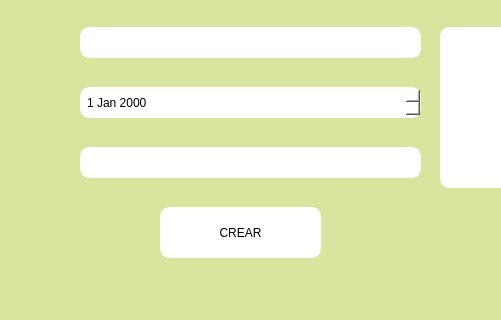
This is FASE 2/Fase2/crearpublicacion.ui in EsdrasBautista/-EDD-Proyecto_202100301 as Qt 5 draws it before an edit; both pictures show x 200 to 701 and y 293 to 613 of the 866 by 613 pixel window. The edited form follows.
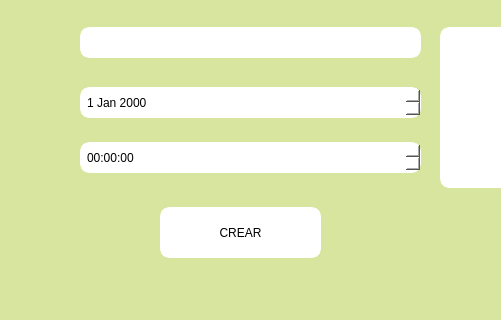
This is the edited form.

Diff of the .ui file:
```diff
--- a/FASE 2/Fase2/crearpublicacion.ui
+++ b/FASE 2/Fase2/crearpublicacion.ui
@@ -63,22 +63,6 @@
      <string>CREAR</string>
     </property>
    </widget>
-   <widget class="QLineEdit" name="txtHora">
-    <property name="geometry">
-     <rect>
-      <x>280</x>
-      <y>440</y>
-      <width>341</width>
-      <height>31</height>
-     </rect>
-    </property>
-    <property name="styleSheet">
-     <string notr="true">font: 600 11pt &quot;Segoe UI Variable Display Semib&quot;;
-border: 5px solid white;
-background-color: rgb(255, 255, 255);
-border-radius: 10px;</string>
-    </property>
-   </widget>
    <widget class="QLabel" name="lblCorreo">
     <property name="geometry">
      <rect>
@@ -235,6 +219,22 @@
      <string/>
     </property>
    </widget>
+   <widget class="QTimeEdit" name="txtHora">
+    <property name="geometry">
+     <rect>
+      <x>280</x>
+      <y>435</y>
+      <width>341</width>
+      <height>31</height>
+     </rect>
+    </property>
+    <property name="styleSheet">
+     <string notr="true">font: 600 11pt &quot;Segoe UI Variable Display Semib&quot;;
+border: 5px solid white;
+background-color: rgb(255, 255, 255);
+border-radius: 10px;</string>
+    </property>
+   </widget>
   </widget>
  </widget>
  <resources/>
```
